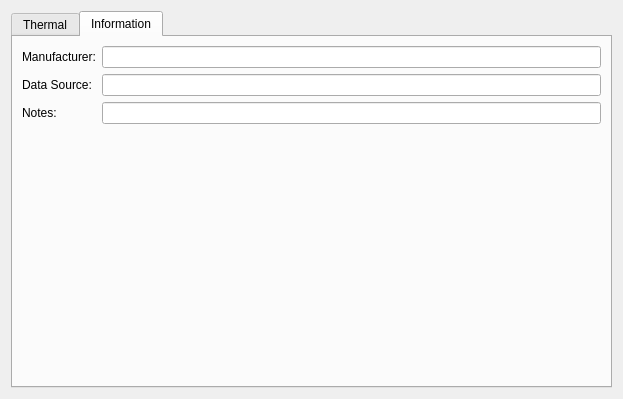
Before: the Qt Designer form SIM-VICUS/src/SVDBMaterialEditWidget.ui in ghorwin/SIM-VICUS, drawn with Qt 5.
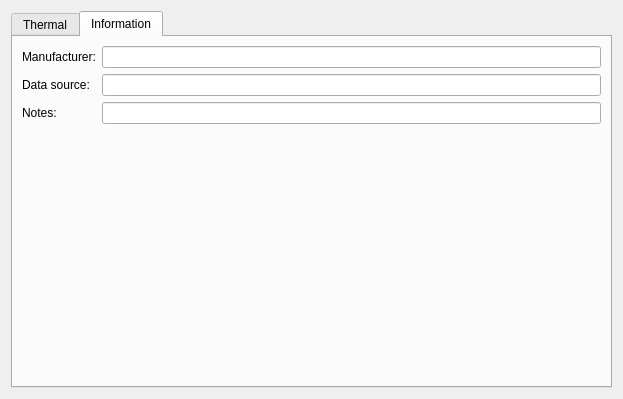
After: the same form once the commit is applied. The open tabs and pages were chosen to show the change. Custom widgets are drawn as their Qt base class.

Diff of the .ui file:
```diff
--- a/SIM-VICUS/src/SVDBMaterialEditWidget.ui
+++ b/SIM-VICUS/src/SVDBMaterialEditWidget.ui
@@ -157,7 +157,7 @@
          <item row="1" column="0">
           <widget class="QLabel" name="labelDataSource">
            <property name="text">
-            <string>Data Source:</string>
+            <string>Data source:</string>
            </property>
           </widget>
          </item>
```
Left out of the diff: 4 changed lines with no effect on the pictures.
